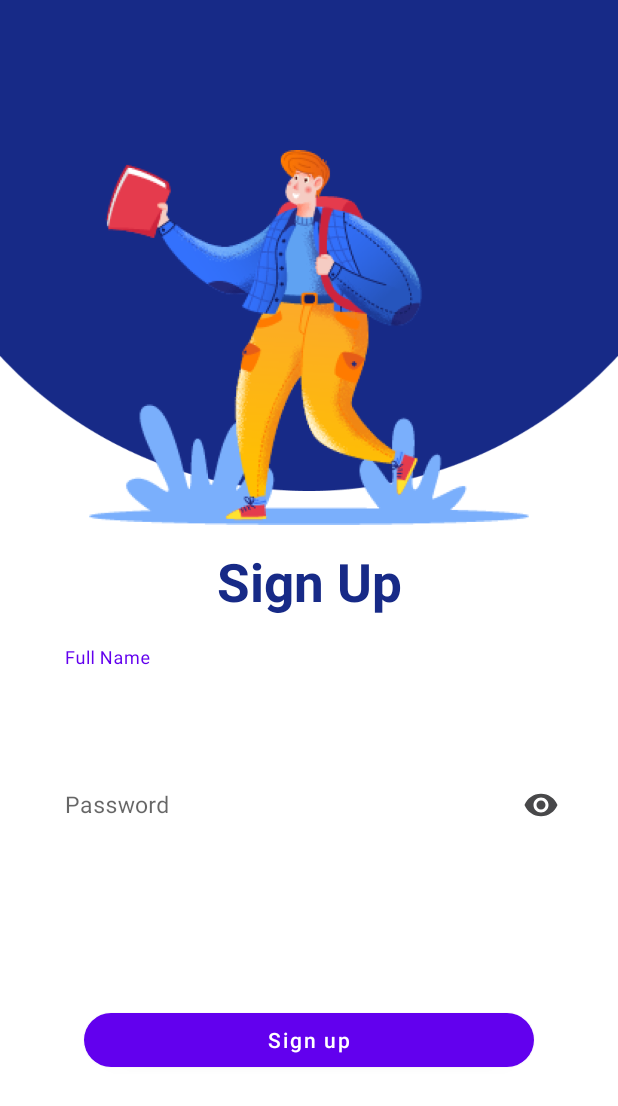
After one commit to IbrokhimMirzaev/TeamChsbProject, an Android app: the RegisterActivity screen opened directly, with no data from a screen before it, on a phone screen of 412 x 824 dp. The commit adds this screen. Shown: the top 1106 px of the screen. Run offline under Robolectric (Android 15) with nearby library versions, the phone set to English and light mode, and no system bars.

Commit message:
login/register completed

```diff
--- /dev/null
+++ b/app/src/main/java/com/example/teamchsbproject/RegisterActivity.kt
@@ -0,0 +1,66 @@
+package com.example.teamchsbproject
+
+import android.content.Intent
+import android.content.SharedPreferences
+import androidx.appcompat.app.AppCompatActivity
+import android.os.Bundle
+import android.widget.Toast
+import com.example.teamchsbproject.databinding.ActivityRegisterBinding
+import com.example.teamchsbproject.model.User
+import com.google.gson.Gson
+import com.google.gson.reflect.TypeToken
+
+class RegisterActivity : AppCompatActivity() {
+    lateinit var binding: ActivityRegisterBinding
+    private var userList = mutableListOf<User>()
+
+    override fun onCreate(savedInstanceState: Bundle?) {
+        super.onCreate(savedInstanceState)
+
+        binding = ActivityRegisterBinding.inflate(layoutInflater)
+        setContentView(binding.root)
+
+        val shared: SharedPreferences = getSharedPreferences("login", MODE_PRIVATE)
+        val edit = shared.edit()
+        val gson = Gson()
+        val convert = object : TypeToken<List<User>>() {}.type
+
+        binding.signUpBtn.setOnClickListener {
+            var users = shared.getString("users", "")
+            if (users == "") {
+                userList = mutableListOf()
+            } else {
+                userList = gson.fromJson(users, convert)
+            }
+
+            if (validate()) {
+                userList.add(User(binding.nameInput.text.toString(), binding.passwordInput.text.toString()))
+
+                val str = gson.toJson(userList)
+                edit.putString("users", str).apply()
+
+                Toast.makeText(this,"Successfully registered",Toast.LENGTH_SHORT).show()
+
+                var intent = Intent(this, MainActivity::class.java)
+                startActivity(intent)
+                finish()
+            }
+        }
+
+    }
+
+    private fun validate(): Boolean {
+        if (binding.nameInput.text.toString().isEmpty() || binding.passwordInput.text.toString().isEmpty()) {
+            Toast.makeText(this, "Fill the form fully", Toast.LENGTH_SHORT).show()
+            return false
+        }
+        for (i in userList.indices) {
+            if (binding.nameInput.text.toString() == userList[i].name) {
+                Toast.makeText(this, "User with this username already registered", Toast.LENGTH_SHORT).show()
+                return false
+            }
+        }
+
+        return true
+    }
+}
--- /dev/null
+++ b/app/src/main/java/com/example/teamchsbproject/model/User.kt
@@ -0,0 +1,3 @@
+package com.example.teamchsbproject.model
+
+data class User(var name: String, var password: String)
--- /dev/null
+++ b/app/src/main/res/layout/activity_register.xml
@@ -0,0 +1,95 @@
+<?xml version="1.0" encoding="utf-8"?>
+<androidx.constraintlayout.widget.ConstraintLayout xmlns:android="http://schemas.android.com/apk/res/android"
+    xmlns:app="http://schemas.android.com/apk/res-auto"
+    xmlns:tools="http://schemas.android.com/tools"
+    android:layout_width="match_parent"
+    android:layout_height="match_parent"
+    tools:context=".RegisterActivity">
+
+    <ImageView
+        android:id="@+id/circle"
+        android:layout_width="match_parent"
+        android:layout_height="wrap_content"
+        android:adjustViewBounds="true"
+        android:src="@drawable/img"
+        app:layout_constraintTop_toTopOf="parent" />
+
+    <ImageView
+        android:id="@+id/boyImg"
+        android:layout_width="wrap_content"
+        android:layout_height="250dp"
+        android:layout_marginTop="100dp"
+        android:adjustViewBounds="true"
+        android:src="@drawable/img_2"
+        app:layout_constraintEnd_toEndOf="parent"
+        app:layout_constraintStart_toStartOf="parent"
+        app:layout_constraintTop_toTopOf="parent" />
+
+    <TextView
+        android:id="@+id/regText"
+        android:layout_width="wrap_content"
+        android:layout_height="wrap_content"
+        android:layout_marginTop="14dp"
+        android:text="Sign Up"
+        android:textColor="#172A87"
+        android:textSize="35sp"
+        android:textStyle="bold"
+        app:layout_constraintEnd_toEndOf="parent"
+        app:layout_constraintStart_toStartOf="parent"
+        app:layout_constraintTop_toBottomOf="@id/boyImg" />
+
+
+    <com.google.android.material.textfield.TextInputLayout
+        android:id="@+id/textInput1"
+        style="@style/Widget.MaterialComponents.TextInputLayout.OutlinedBox"
+        android:layout_width="match_parent"
+        android:layout_height="55dp"
+        android:layout_marginHorizontal="27dp"
+        android:layout_marginTop="20dp"
+        android:hint="Full Name"
+        app:layout_constraintTop_toBottomOf="@id/regText">
+
+        <com.google.android.material.textfield.TextInputEditText
+            android:id="@+id/nameInput"
+            android:layout_width="match_parent"
+            android:layout_height="match_parent"
+            android:background="#A6FFFFFF"
+            android:inputType="textPersonName"
+            android:textSize="15sp" />
+    </com.google.android.material.textfield.TextInputLayout>
+
+    <com.google.android.material.textfield.TextInputLayout
+        android:id="@+id/textInput2"
+        style="@style/Widget.MaterialComponents.TextInputLayout.OutlinedBox"
+        android:layout_width="match_parent"
+        android:layout_height="55dp"
+        android:layout_marginHorizontal="27dp"
+        android:layout_marginTop="20dp"
+        android:hint="Password"
+        app:layout_constraintTop_toBottomOf="@id/textInput1"
+        app:passwordToggleEnabled="true"
+        app:passwordToggleTint="#FF48484A">
+
+        <com.google.android.material.textfield.TextInputEditText
+            android:id="@+id/passwordInput"
+            android:layout_width="match_parent"
+            android:layout_height="match_parent"
+            android:background="#A6FFFFFF"
+            android:inputType="textPassword"
+            android:textSize="15sp" />
+    </com.google.android.material.textfield.TextInputLayout>
+
+    <com.google.android.material.button.MaterialButton
+        android:id="@+id/signUpBtn"
+        android:layout_width="300dp"
+        android:layout_height="wrap_content"
+        android:text="Sign up"
+        android:textAllCaps="false"
+        app:cornerRadius="50dp"
+        app:layout_constraintBottom_toBottomOf="parent"
+        app:layout_constraintEnd_toEndOf="parent"
+        app:layout_constraintStart_toStartOf="parent"
+        app:layout_constraintTop_toBottomOf="@id/textInput2" />
+
+
+</androidx.constraintlayout.widget.ConstraintLayout>
--- a/app/src/main/res/values/themes.xml
+++ b/app/src/main/res/values/themes.xml
@@ -1,6 +1,6 @@
 <resources xmlns:tools="http://schemas.android.com/tools">
     <!-- Base application theme. -->
-    <style name="Theme.TeamChsbProject" parent="Theme.MaterialComponents.DayNight.DarkActionBar">
+    <style name="Theme.TeamChsbProject" parent="Theme.MaterialComponents.DayNight.NoActionBar">
         <!-- Primary brand color. -->
         <item name="colorPrimary">@color/purple_500</item>
         <item name="colorPrimaryVariant">@color/purple_700</item>
```
Also changed, not shown: app/build.gradle (+8 -2 lines), app/src/main/AndroidManifest.xml (+21 -0 lines), app/src/main/java/com/example/teamchsbproject/LoginActivity.kt (added, +48 -0 lines), app/src/main/java/com/example/teamchsbproject/SplashActivity.kt (added, +29 -0 lines), app/src/main/res/layout/activity_login.xml (added, +95 -0 lines), app/src/main/res/layout/activity_splash.xml (added, +126 -0 lines), app/src/main/res/drawable/img.png (added), app/src/main/res/drawable/img_1.png (added), app/src/main/res/drawable/img_2.png (added).
